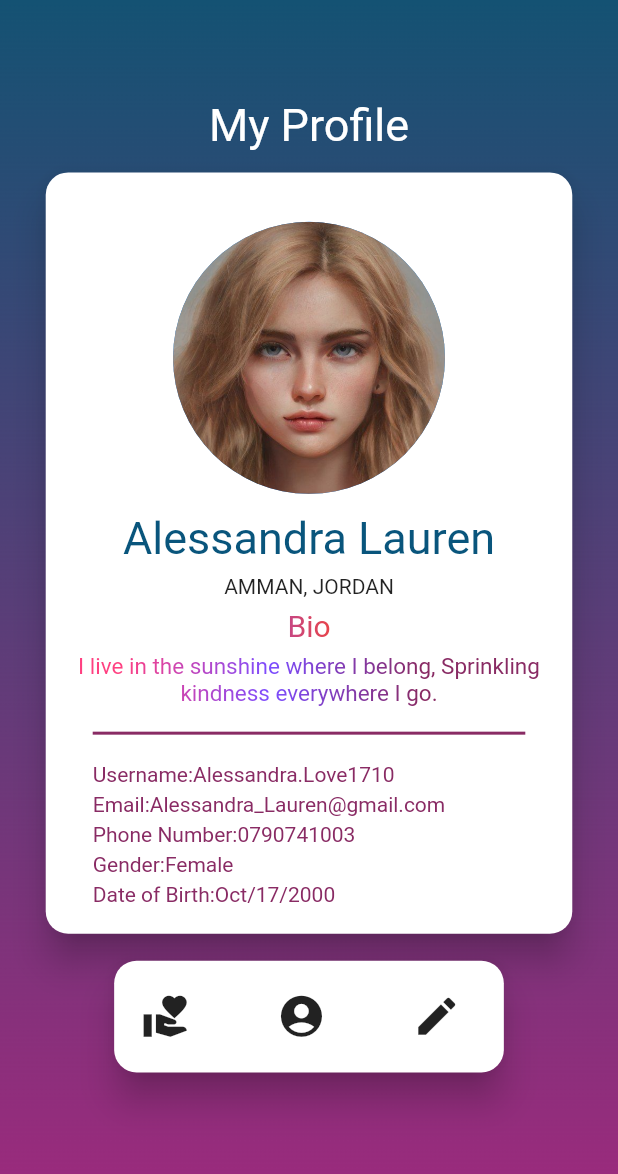
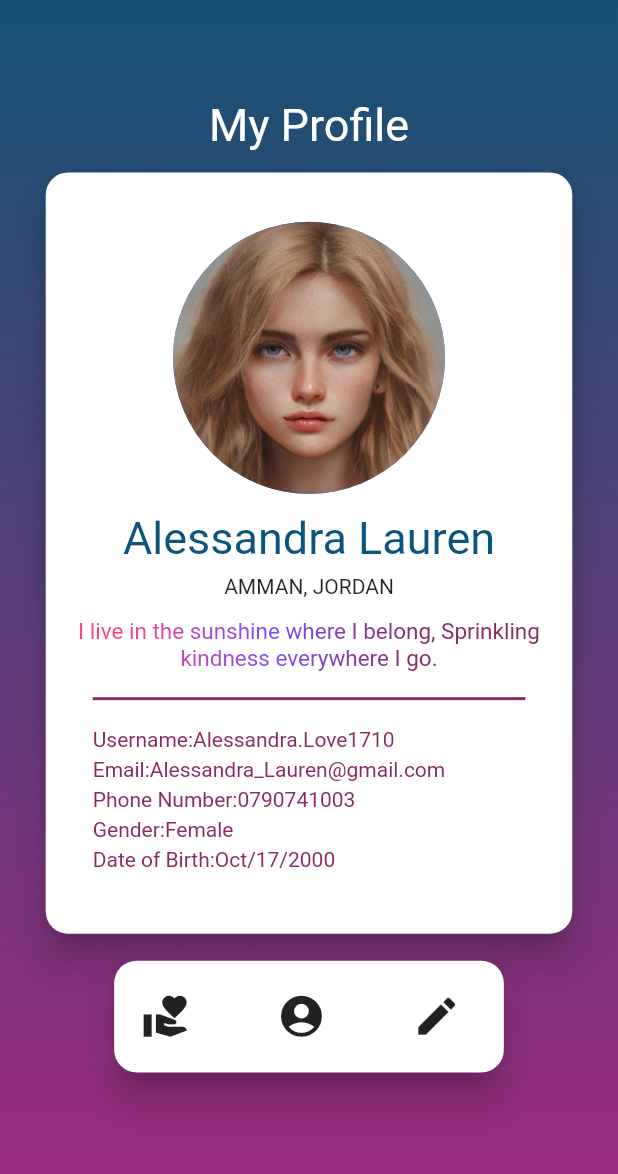
Before and after one commit to abu3athab/amal, a Flutter app: the Profile screen opened directly, on a phone screen of 412 x 824 dp. Shown: the top 1174 px of the screen. Run offline on Flutter 3.47's test engine with Material 2 defaults, Android fonts, the phone set to English and light mode, and no system bars; our stand-ins replace otp_text_field.

```diff
--- a/lib/profilepage.dart/profile.dart
+++ b/lib/profilepage.dart/profile.dart
@@ -70,19 +70,6 @@ class ProfileChild extends State<Profile> {
                     SizedBox(
                       height: height * 0.008,
                     ),
-                    Text("Bio",
-                        style: new TextStyle(
-                            fontSize: 20.0,
-                            foreground: Paint()
-                              ..shader = LinearGradient(
-                                colors: <Color>[
-                                  Colors.pinkAccent,
-                                  Colors.deepPurpleAccent,
-                                  Colors.red
-                                  //add more color here.
-                                ],
-                              ).createShader(
-                                  Rect.fromLTWH(0.0, 0.0, 200.0, 100.0)))),
                     SizedBox(
                       height: height * 0.008,
                     ),
```
